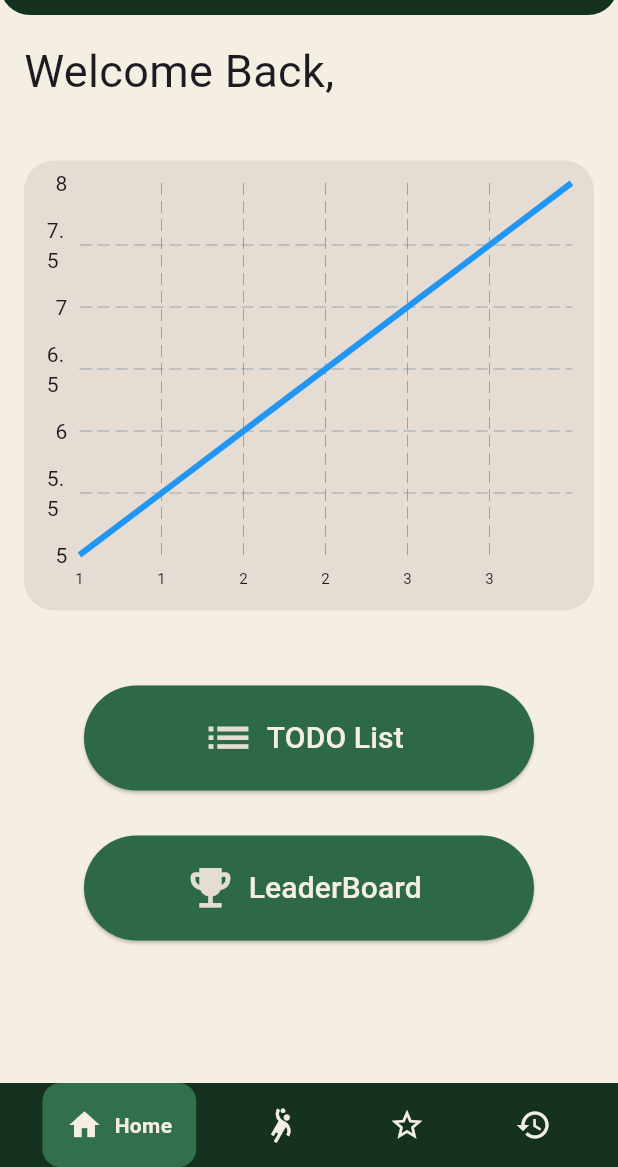
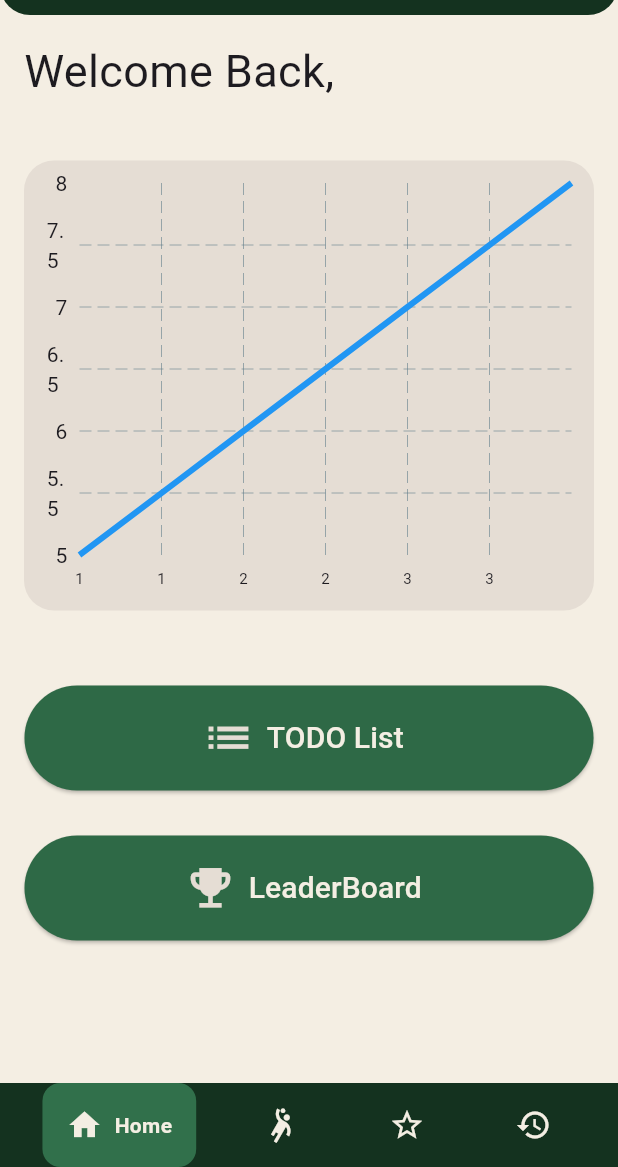
Before and after one commit to marcsaffold17/GetFitApp, a Flutter app: the MyHomePage screen opened directly, item 4 of the bottom bar chosen, in the side drawer, after a tap on "Home", on a phone screen of 412 x 824 dp, the part 69-1236 px from its top. Run offline on Flutter 3.47's test engine with Material 3 defaults, Android fonts, the phone set to English and light mode, and no system bars; drawn by our look-alikes of fl_chart, google_nav_bar; our stand-ins replace cloud_firestore, firebase_core, firebase_storage, image_picker, shared_preferences; accounts and stored records are empty; network calls fail.

Commit message:
changed size of Workout History

```diff
--- a/get_fit_app/lib/view/HomePage.dart
+++ b/get_fit_app/lib/view/HomePage.dart
@@ -11,7 +11,7 @@ import 'package:shared_preferences/shared_preferences.dart';
 import '../view/exercise_view.dart';
 import '../view/favorites_page.dart';
 import 'package:google_nav_bar/google_nav_bar.dart';
-import '../view/Workout-Plan.dart';
+import '../view/WorkoutHistory.dart';
 import '../view/profile_page.dart';
 import '../view/checklist_view.dart';
 import '../view/LeaderboardPage.dart';
@@ -114,7 +114,7 @@ class _MyHomePageState extends State<MyHomePage> {
               mainAxisAlignment: MainAxisAlignment.center,
               children: [
                 Container(
-                  width: 300,
+                  width: 379.4,
                   height: 70,
                   child: ElevatedButton.icon(
                     icon: Icon(
@@ -149,7 +149,7 @@ class _MyHomePageState extends State<MyHomePage> {
               mainAxisAlignment: MainAxisAlignment.center,
               children: [
                 Container(
-                  width: 300,
+                  width: 379.4,
                   height: 70,
                   child: ElevatedButton.icon(
                     icon: Icon(
--- a/get_fit_app/lib/view/Workout-Plan.dart
+++ b/get_fit_app/lib/view/WorkoutHistory.dart
@@ -59,9 +59,7 @@ class _WorkoutHistoryByDateState extends State<WorkoutHistoryByDate> {
           isLoading
               ? Center(child: CircularProgressIndicator())
               : ListView(
-                padding: EdgeInsets.only(
-                  bottom: 24,
-                ), // to give space for the button
+                padding: EdgeInsets.only(bottom: 24),
                 children: [
                   ...sortedEntries.map((entry) {
                     final date = entry.key;
@@ -69,7 +67,7 @@ class _WorkoutHistoryByDateState extends State<WorkoutHistoryByDate> {
                     return ExpansionTile(
                       title: Container(
                         padding: EdgeInsets.symmetric(
-                          vertical: 8,
+                          vertical: 16,
                           horizontal: 12,
                         ),
                         decoration: BoxDecoration(
@@ -79,7 +77,7 @@ class _WorkoutHistoryByDateState extends State<WorkoutHistoryByDate> {
                         child: Text(
                           date,
                           style: TextStyle(
-                            fontSize: 16,
+                            fontSize: 18,
                             fontWeight: FontWeight.bold,
                             color: Color.fromARGB(255, 244, 238, 227),
                           ),
```
